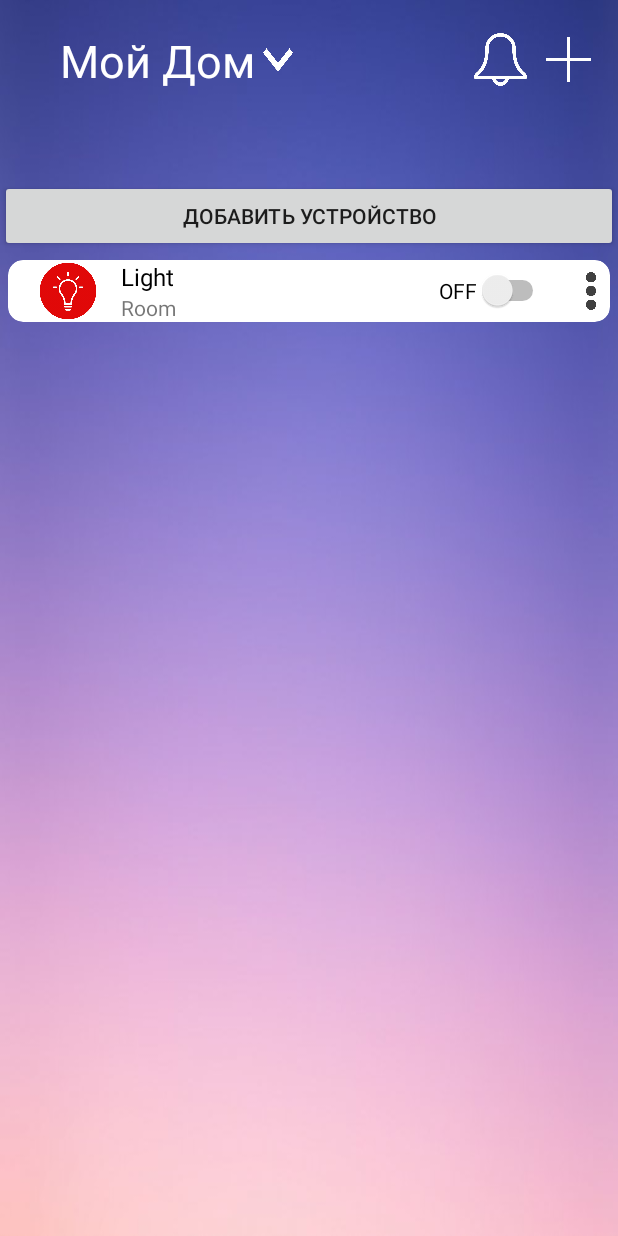
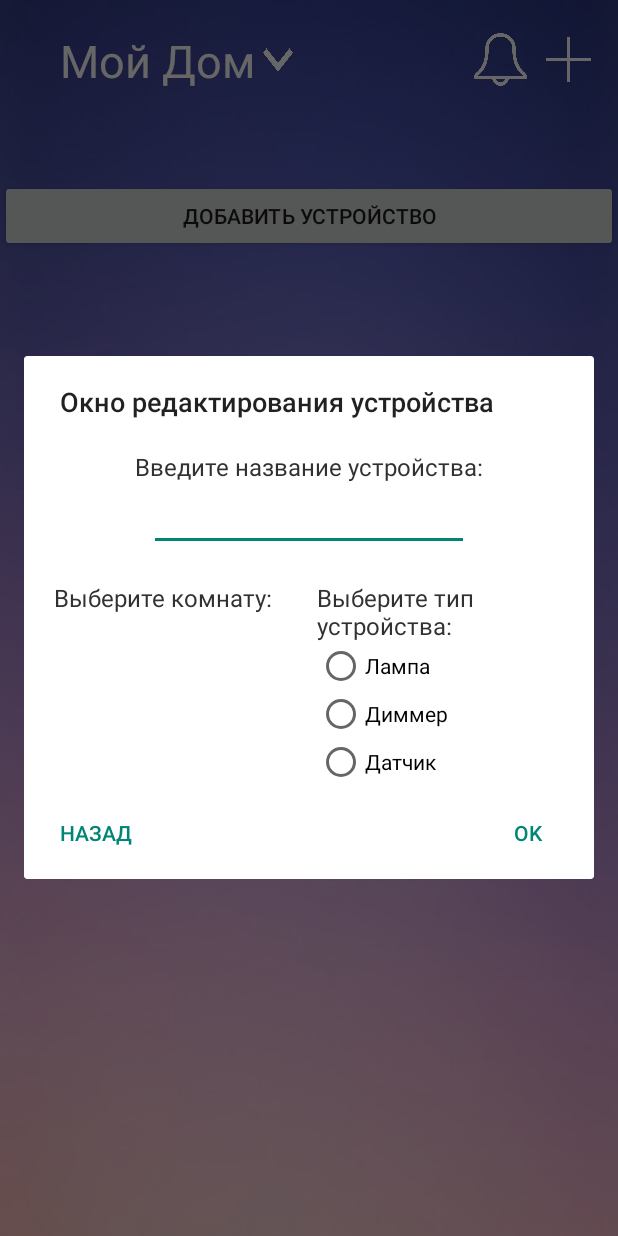
Before and after one commit to Enot124/SmartHouse, an Android app: the screen it shows after launch (MainActivity), after a tap on "ДОБАВИТЬ УСТРОЙСТВО", on a phone screen of 412 x 824 dp. Run offline under Robolectric (Android 15) with nearby library versions, the phone set to English and light mode, and no system bars; our stand-ins replace Firebase (no records; nobody signed in at launch, a user with empty details on screens opened directly); 3 other taps on this screen came first.

Commit message:
Add Device Logic

```diff
--- a/app/src/main/java/com/example/smarthouse/Device.kt
+++ b/app/src/main/java/com/example/smarthouse/Device.kt
@@ -2,4 +2,4 @@ package com.example.smarthouse
 
 data class Device(
     val id: Int,
-    val name: String, val roomName: String, val imageId: Int, var state: Boolean)
+    val name: String, val roomName: String, var imageId: Int, var state: Boolean)
--- a/app/src/main/java/com/example/smarthouse/DeviceAdapter.kt
+++ b/app/src/main/java/com/example/smarthouse/DeviceAdapter.kt
@@ -7,22 +7,15 @@ import androidx.recyclerview.widget.RecyclerView
 import com.example.smarthouse.databinding.DeviceItemBinding
 
 class DeviceAdapter(val listener : ListenerDevice) : RecyclerView.Adapter<DeviceAdapter.DeviceHolder>(){
-    private val deviceList = ArrayList<Device>()
+    var deviceList = ArrayList<Device>()
     class DeviceHolder(item : View) : RecyclerView.ViewHolder(item){
         private val binding = DeviceItemBinding.bind(item)
         fun bind(device : Device, listener: ListenerDevice) = with(binding){
-            /*ImageRoom.setImageResource(room.imageId)
-            RoomName.text = room.name
-            LightCount.text = room.stateValue
-            DevicesCount.text = room.devicesCount.toString()
-            btnRemoveRoom.setOnClickListener{
-                listener.OnClick(device)
-            }*/
             imgDevice.setImageResource(device.imageId)
             tvDeviceName.text = device.name
             tvdRoomName.text = device.roomName
-            swDevice.setOnClickListener{
-                listener.OnSwitch(device)
+            swDevice.setOnCheckedChangeListener{buttonView, isChecked ->
+                listener.OnSwitch(device,isChecked)
             }
         }
     }
@@ -40,17 +33,17 @@ class DeviceAdapter(val listener : ListenerDevice) : RecyclerView.Adapter<Device
         return deviceList.size
     }
 
-    fun addRoom(device: Device){
+    fun addDevice(device: Device){
         deviceList.add(device)
         notifyDataSetChanged()
     }
 
-    fun removeRoom(device: Device){
+    fun removeDevice(device: Device){
         deviceList.remove(device)
         notifyDataSetChanged()
     }
 
     interface ListenerDevice{
-        fun OnSwitch(device: Device)
+        fun OnSwitch(device: Device,state:Boolean)
     }
 }
--- a/app/src/main/java/com/example/smarthouse/MainActivity.kt
+++ b/app/src/main/java/com/example/smarthouse/MainActivity.kt
@@ -9,6 +9,9 @@ import androidx.recyclerview.widget.LinearLayoutManager
 import com.example.smarthouse.databinding.ActivityMainBinding
 import com.google.firebase.database.DatabaseReference
 import com.google.firebase.database.FirebaseDatabase
+import kotlinx.android.synthetic.main.device_dialog.*
+import kotlinx.android.synthetic.main.device_dialog.view.*
+import kotlinx.android.synthetic.main.device_item.*
 import kotlinx.android.synthetic.main.room_item.*
 
 
@@ -100,8 +103,34 @@ class MainActivity : AppCompatActivity() , RoomAdapter.Listener, DeviceAdapter.L
     }
 
     fun CreateDevice(){
-        val device = Device(0,"Light","Room", R.drawable.device_off, false)
-        devAdapter.addRoom(device)
+
+        var builder = AlertDialog.Builder(this)
+        builder.setTitle("Окно редактирования устройства")
+        builder.setPositiveButton("OK"){ dialogInterface , which ->
+            var dialog = dialogInterface as AlertDialog
+            var editText = dialog.findViewById<EditText>(R.id.edDeviceName)
+            val text = editText?.text.toString()
+            val selectedRadioButton = dialog.findViewById<RadioButton>(dialog.rgRoomName.checkedRadioButtonId)
+            val position = dialog.rgRoomName.indexOfChild(selectedRadioButton)
+            val room = adapter.roomList[position]
+            val device = Device(0,text,room.name, R.drawable.device_off, false)
+            room.Devices?.add(device)
+            devAdapter.addDevice(device)
+            mDataBase.push().setValue(device)
+        }
+
+        builder.setNeutralButton("Назад"){ dialogInterface , which ->
+        }
+        var cl = layoutInflater.inflate(R.layout.device_dialog, null)
+        adapter.roomList.forEach{
+        var rb = RadioButton(this)
+        rb.text = it.name
+        rb.id = 100+it.id.toInt()
+        cl.rgRoomName.addView(rb)
+    }
+
+        builder.setView(cl)
+        builder.show()
     }
 
     fun ViewMenu()
@@ -122,12 +151,16 @@ class MainActivity : AppCompatActivity() , RoomAdapter.Listener, DeviceAdapter.L
     {
         binding.rcvRoom.visibility = View.VISIBLE
         binding.llDeviceMenu.visibility = View.GONE
+        binding.House.background = getDrawable(R.drawable.back_house_on)
+        binding.Room.background = getDrawable(R.drawable.back_light_off)
     }
 
     fun GoRoom()
     {
         binding.rcvRoom.visibility = View.GONE
         binding.llDeviceMenu.visibility = View.VISIBLE
+        binding.House.background = getDrawable(R.drawable.back_house_off)
+        binding.Room.background = getDrawable(R.drawable.back_light_on)
     }
 
     fun SetNotification()
@@ -159,8 +192,17 @@ class MainActivity : AppCompatActivity() , RoomAdapter.Listener, DeviceAdapter.L
         builder.show()
     }
 
-    override fun OnSwitch(device: Device) {
-        TODO("Not yet implemented")
+    override fun OnSwitch(device: Device, state: Boolean) {
+        if(state)
+        {
+            device.imageId = R.drawable.device_on
+            device.state = true
+        }
+        else{
+            device.imageId = R.drawable.device_off
+            device.state = false
+        }
+        devAdapter.notifyDataSetChanged()
     }
 
 
--- a/app/src/main/java/com/example/smarthouse/RoomAdapter.kt
+++ b/app/src/main/java/com/example/smarthouse/RoomAdapter.kt
@@ -8,7 +8,7 @@ import com.example.smarthouse.databinding.RoomItemBinding
 import kotlinx.android.synthetic.main.room_item.view.*
 
 class RoomAdapter(val listener : Listener) : RecyclerView.Adapter<RoomAdapter.RoomHolder>() {
-    private val roomList = ArrayList<Room>()
+    val roomList = ArrayList<Room>()
     class RoomHolder(item : View) : RecyclerView.ViewHolder(item){
         private val binding = RoomItemBinding.bind(item)
         fun bind(room : Room, listener: Listener) = with(binding){
--- a/app/src/main/res/layout/activity_main.xml
+++ b/app/src/main/res/layout/activity_main.xml
@@ -92,7 +92,7 @@
                     android:layout_marginLeft="15sp"
                     android:layout_marginRight="10sp"
                     android:layout_weight="1"
-                    android:background="@drawable/back_house"
+                    android:background="@drawable/back_house_on"
                     android:gravity="center_vertical"
                     android:paddingLeft="10dp"
                     android:paddingBottom="90dp"
@@ -111,7 +111,7 @@
                     android:layout_height="120sp"
                     android:layout_marginRight="10sp"
                     android:layout_weight="1"
-                    android:background="@drawable/back_light"
+                    android:background="@drawable/back_light_off"
                     android:gravity="center_vertical"
                     android:paddingLeft="10dp"
                     android:paddingBottom="90dp"
@@ -129,7 +129,7 @@
                     android:layout_height="120sp"
                     android:layout_marginRight="10sp"
                     android:layout_weight="1"
-                    android:background="@drawable/back_journal"
+                    android:background="@drawable/back_journal_off"
                     android:gravity="center_vertical"
                     android:paddingLeft="10dp"
                     android:paddingBottom="90dp"
@@ -147,7 +147,7 @@
                     android:layout_height="120sp"
                     android:layout_marginRight="10sp"
                     android:layout_weight="1"
-                    android:background="@drawable/back_scenary"
+                    android:background="@drawable/back_scenary_off"
                     android:gravity="center_vertical"
                     android:paddingLeft="10dp"
                     android:paddingBottom="90dp"
--- a/app/src/main/res/layout/custom_dialog.xml
+++ b/app/src/main/res/layout/custom_dialog.xml
@@ -25,12 +25,10 @@
         android:layout_marginTop="10dp"
         android:ems="10"
         android:inputType="textPersonName"
-        android:text="Name"
         app:layout_constraintEnd_toEndOf="parent"
         app:layout_constraintHorizontal_bias="0.497"
         app:layout_constraintStart_toStartOf="parent"
         app:layout_constraintTop_toBottomOf="@+id/textView"
-        android:layout_marginBottom="40dp"
-        tools:ignore="TouchTargetSizeCheck" />
+        tools:ignore="TouchTargetSizeCheck,SpeakableTextPresentCheck" />
 
 </androidx.constraintlayout.widget.ConstraintLayout>
--- /dev/null
+++ b/app/src/main/res/layout/device_dialog.xml
@@ -0,0 +1,113 @@
+<?xml version="1.0" encoding="utf-8"?>
+<androidx.constraintlayout.widget.ConstraintLayout xmlns:android="http://schemas.android.com/apk/res/android"
+    xmlns:app="http://schemas.android.com/apk/res-auto"
+    xmlns:tools="http://schemas.android.com/tools"
+    android:layout_width="match_parent"
+    android:layout_height="wrap_content">
+
+    <RelativeLayout
+        android:layout_width="match_parent"
+        android:layout_height="wrap_content"
+        app:layout_constraintEnd_toEndOf="parent"
+        app:layout_constraintStart_toStartOf="parent"
+        app:layout_constraintTop_toTopOf="parent">
+
+        <TextView
+            android:id="@+id/textView2"
+            android:layout_width="wrap_content"
+            android:layout_height="wrap_content"
+            android:layout_marginTop="20dp"
+            android:text="Введите название устройства:"
+            android:layout_alignParentTop="true"
+            android:layout_centerHorizontal="true"
+            android:textColor="#323131"
+            android:textSize="16sp" />
+
+        <EditText
+            android:id="@+id/edDeviceName"
+            android:layout_width="wrap_content"
+            android:layout_height="wrap_content"
+            android:layout_below="@+id/textView2"
+            android:layout_centerHorizontal="true"
+            android:layout_marginBottom="20dp"
+            android:ems="10"
+            android:inputType="textPersonName"
+            tools:ignore="TouchTargetSizeCheck,SpeakableTextPresentCheck" />
+
+        <LinearLayout
+            android:id="@+id/llDeviceChoose"
+            android:layout_width="match_parent"
+            android:layout_height="wrap_content"
+            android:layout_below="@+id/edDeviceName"
+            android:orientation="horizontal">
+
+            <LinearLayout
+                android:id="@+id/llRoomChoose"
+                android:layout_width="wrap_content"
+                android:layout_height="wrap_content"
+                android:layout_marginLeft="20dp"
+                android:layout_marginRight="30dp"
+                android:orientation="vertical">
+
+                <TextView
+                    android:id="@+id/tvRoomChoose"
+                    android:layout_width="wrap_content"
+                    android:layout_height="wrap_content"
+                    android:text="Выберите комнату:"
+                    android:textColor="#323131"
+                    android:textSize="16sp" />
+
+                <RadioGroup
+                    android:id="@+id/rgRoomName"
+                    android:layout_width="wrap_content"
+                    android:layout_height="wrap_content" />
+            </LinearLayout>
+
+            <LinearLayout
+                android:id="@+id/llDeviceType"
+                android:layout_width="wrap_content"
+                android:layout_height="wrap_content"
+                android:layout_marginEnd="20dp"
+                android:orientation="vertical">
+
+                <TextView
+                    android:id="@+id/tvDeviceType"
+                    android:layout_width="wrap_content"
+                    android:layout_height="wrap_content"
+                    android:text="Выберите тип устройства:"
+                    android:textColor="#323131"
+                    android:textSize="16sp" />
+
+                <RadioGroup
+                    android:id="@+id/rgDeviceType"
+                    android:layout_width="wrap_content"
+                    android:layout_height="wrap_content">
+
+                    <RadioButton
+                        android:id="@+id/rbLight"
+                        android:layout_width="match_parent"
+                        android:layout_height="wrap_content"
+                        android:text="Лампа"
+                        tools:ignore="TouchTargetSizeCheck" />
+
+                    <RadioButton
+                        android:id="@+id/rbDimmer"
+                        android:layout_width="match_parent"
+                        android:layout_height="wrap_content"
+                        android:text="Диммер"
+                        tools:ignore="TouchTargetSizeCheck" />
+
+                    <RadioButton
+                        android:id="@+id/rbSensor"
+                        android:layout_width="match_parent"
+                        android:layout_height="wrap_content"
+                        android:text="Датчик"
+                        tools:ignore="TouchTargetSizeCheck" />
+                </RadioGroup>
+            </LinearLayout>
+
+        </LinearLayout>
+
+    </RelativeLayout>
+
+</androidx.constraintlayout.widget.ConstraintLayout>
```
Also changed, not shown: app/src/main/res/drawable-v24/back_house_off.png (renamed from app/src/main/res/drawable-v24/back_house.png), app/src/main/res/drawable-v24/back_house_on.png (added), app/src/main/res/drawable-v24/back_journal_off.png (renamed from app/src/main/res/drawable-v24/back_journal.png), app/src/main/res/drawable-v24/back_journal_on.png (added), app/src/main/res/drawable-v24/back_light_off.png (renamed from app/src/main/res/drawable-v24/back_light.png), app/src/main/res/drawable-v24/back_light_on.png (added), app/src/main/res/drawable-v24/back_scenary_off.png (renamed from app/src/main/res/drawable-v24/back_scenary.png), app/src/main/res/drawable-v24/back_scenary_on.png (added).
